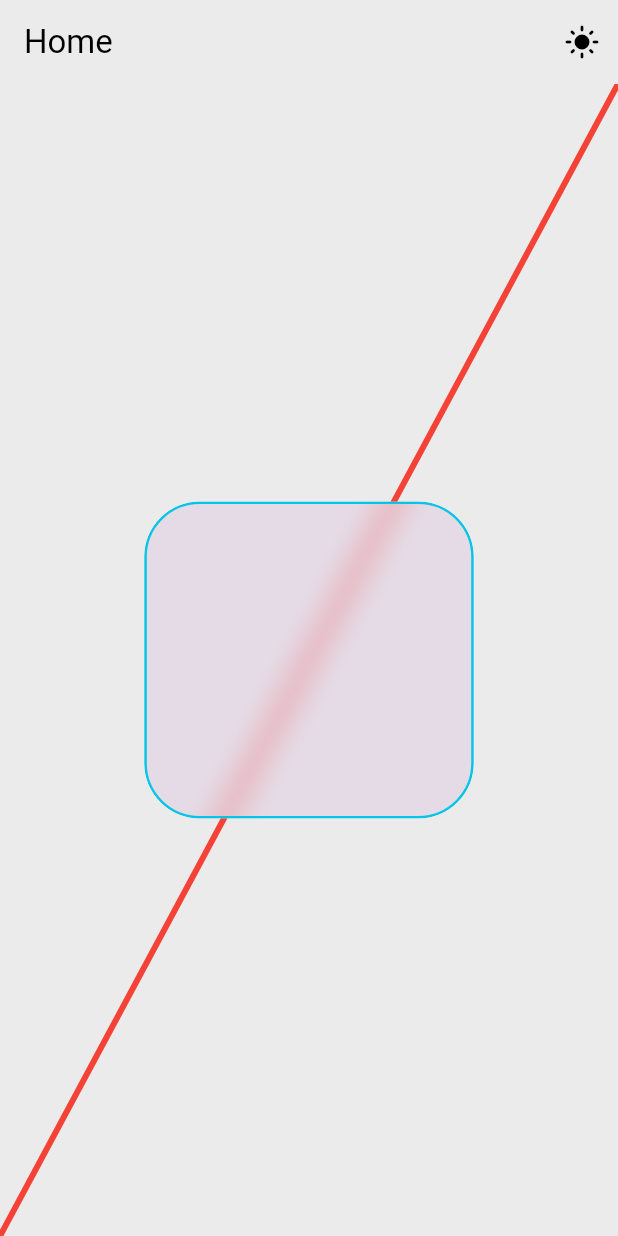
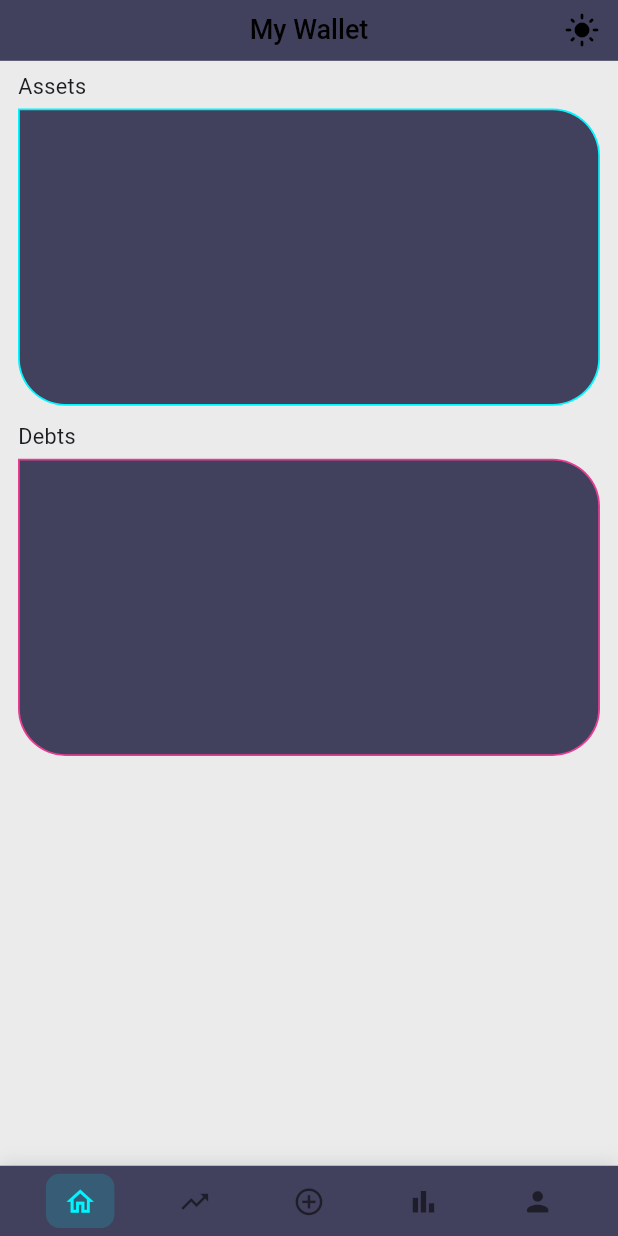
Before and after one commit to YigitAkture/InvesTracker, a Flutter app: the screen it shows after launch, on a phone screen of 412 x 824 dp. Run offline on Flutter 3.47's test engine with Material 3 defaults, Android fonts, the phone set to English and light mode, and no system bars; our stand-ins replace flutter_screenutil.

Commit message:
change app name add route control add home screen

```diff
--- a/inves_tracker/lib/app.dart
+++ b/inves_tracker/lib/app.dart
@@ -1,5 +1,5 @@
 import 'package:flutter/material.dart';
-import 'package:inves_tracker/views/home/home_screen.dart';
+import 'package:inves_tracker/navigation/main_layout.dart';
 import 'package:provider/provider.dart';
 import 'package:inves_tracker/core/utils/theme_notifier.dart';
 
@@ -14,7 +14,7 @@ class MyApp extends StatelessWidget {
       title: 'InvesTracker',
       debugShowCheckedModeBanner: false,
       theme: themeNotifier.currentTheme,
-      home: const HomeScreen(),
+      home: const MainLayout(),
     );
   }
 }
--- a/inves_tracker/lib/main.dart
+++ b/inves_tracker/lib/main.dart
@@ -9,7 +9,7 @@ void main() {
     ChangeNotifierProvider(
       create: (_) => ThemeNotifier(),
       child: ScreenUtilInit(
-        designSize: const Size(360, 780),
+        designSize: const Size(412, 915),
         minTextAdapt: true,
         splitScreenMode: true,
         builder:(context, child) => const MyApp(),
--- /dev/null
+++ b/inves_tracker/lib/navigation/main_layout.dart
@@ -0,0 +1,103 @@
+import 'package:flutter/material.dart';
+import 'package:inves_tracker/core/constants/app_colors.dart';
+import 'package:inves_tracker/shared/widgets/custom_app_bar.dart';
+import 'package:inves_tracker/views/home/home_screen.dart';
+import '../shared/widgets/custom_bottom_nav_bar.dart';
+
+class MainLayout extends StatefulWidget {
+  const MainLayout({super.key});
+
+  @override
+  State<MainLayout> createState() => _MainLayoutState();
+}
+
+class _MainLayoutState extends State<MainLayout> {
+  int _currentIndex = 0;
+
+  // Page titles corresponding to each screen
+  final List<String> _pageTitles = [
+    'My Wallet',
+    'Exhange Rates',
+    'Add Investment',
+    'Investment History',
+    'Profile',
+  ];
+
+  // Replace these placeholder widgets with your actual screens
+  final List<Widget> _screens = [
+    const HomeScreen(),
+    const PortfolioScreen(),
+    const AddInvestmentScreen(),
+    const AlertsScreen(),
+    const ProfileScreen(),
+  ];
+
+  void _onNavBarTap(int index) {
+    setState(() {
+      _currentIndex = index;
+    });
+  }
+
+  @override
+  Widget build(BuildContext context) {
+    return Scaffold(
+      appBar: CustomAppBar(
+        title: _pageTitles[_currentIndex],
+      ),
+      backgroundColor: AppColors.background(context),
+      body: IndexedStack(
+        index: _currentIndex,
+        children: _screens,
+      ),
+      bottomNavigationBar: CustomBottomNavBar(
+        currentIndex: _currentIndex,
+        onTap: _onNavBarTap,
+      ),
+    );
+  }
+}
+
+// Placeholder screens - Replace these with your actual screen implementations
+class PortfolioScreen extends StatelessWidget {
+  const PortfolioScreen({super.key});
+
+  @override
+  Widget build(BuildContext context) {
+    return const Scaffold(
+      body: Center(child: Text('Portfolio Screen')),
+    );
+  }
+}
+
+class AddInvestmentScreen extends StatelessWidget {
+  const AddInvestmentScreen({super.key});
+
+  @override
+  Widget build(BuildContext context) {
+    return const Scaffold(
+      body: Center(child: Text('Add Investment Screen')),
+    );
+  }
+}
+
+class AlertsScreen extends StatelessWidget {
+  const AlertsScreen({super.key});
+
+  @override
+  Widget build(BuildContext context) {
+    return const Scaffold(
+      body: Center(child: Text('Alerts Screen')),
+    );
+  }
+}
+
+class ProfileScreen extends StatelessWidget {
+  const ProfileScreen({super.key});
+
+  @override
+  Widget build(BuildContext context) {
+    return const Scaffold(
+      body: Center(child: Text('Profile Screen')),
+    );
+  }
+}
--- /dev/null
+++ b/inves_tracker/lib/shared/widgets/custom_app_bar.dart
@@ -0,0 +1,50 @@
+import 'package:flutter/material.dart';
+import 'package:flutter_screenutil/flutter_screenutil.dart';
+import 'package:inves_tracker/core/utils/theme_notifier.dart';
+import 'package:provider/provider.dart';
+import '../../core/constants/app_colors.dart';
+
+class CustomAppBar extends StatelessWidget implements PreferredSizeWidget {
+  final String title;
+  final List<Widget>? actions;
+  final bool centerTitle;
+
+  const CustomAppBar({
+    super.key,
+    required this.title,
+    this.actions,
+    this.centerTitle = true,
+  });
+
+  @override
+  Widget build(BuildContext context) {
+    final themeNotifier = Provider.of<ThemeNotifier>(context);
+    return AppBar(
+      backgroundColor: AppColors.foreground(context),
+      elevation: 0,
+      centerTitle: centerTitle,
+      title: Text(
+        title,
+        style: TextStyle(fontSize: 20.sp, fontWeight: FontWeight.w500),
+      ),
+      actions: [
+        IconButton(
+          icon: Icon(
+            themeNotifier.isDarkMode ? Icons.dark_mode : Icons.light_mode,
+          ),
+          onPressed: () => themeNotifier.toggleTheme(),
+        ),
+      ],
+      bottom: PreferredSize(
+        preferredSize: Size.fromHeight(2.h),
+        child: Container(
+          height: 1.h,
+          color: AppColors.background2(context).withValues(alpha: 0.1),
+        ),
+      ),
+    );
+  }
+
+  @override
+  Size get preferredSize => Size.fromHeight(45.h);
+}
--- /dev/null
+++ b/inves_tracker/lib/shared/widgets/custom_bottom_nav_bar.dart
@@ -0,0 +1,108 @@
+import 'package:flutter/material.dart';
+import 'package:flutter_screenutil/flutter_screenutil.dart';
+import 'package:inves_tracker/core/constants/app_colors.dart';
+
+class CustomBottomNavBar extends StatelessWidget {
+  final int currentIndex;
+  final Function(int) onTap;
+
+  const CustomBottomNavBar({
+    super.key,
+    required this.currentIndex,
+    required this.onTap,
+  });
+
+  @override
+  Widget build(BuildContext context) {
+    final isDark = Theme.of(context).brightness == Brightness.dark;
+
+    return Container(
+      decoration: BoxDecoration(
+        color: AppColors.foreground(context),
+        boxShadow: [
+          BoxShadow(
+            color: Colors.black.withValues(alpha: 0.1),
+            blurRadius: 10.r,
+            offset: const Offset(0, -2),
+          ),
+        ],
+      ),
+      child: SafeArea(
+        child: Padding(
+          padding: EdgeInsets.symmetric(vertical: 6.h),
+          child: Row(
+            mainAxisAlignment: MainAxisAlignment.spaceEvenly,
+            children: [
+              _buildNavItem(
+                context: context,
+                icon: Icons.home_outlined,
+                index: 0,
+                isDark: isDark,
+              ),
+              _buildNavItem(
+                context: context,
+                icon: Icons.trending_up,
+                index: 1,
+                isDark: isDark,
+              ),
+              _buildNavItem(
+                context: context,
+                icon: Icons.add_circle_outline,
+                index: 2,
+                isDark: isDark,
+              ),
+              _buildNavItem(
+                context: context,
+                icon: Icons.bar_chart,
+                index: 3,
+                isDark: isDark,
+              ),
+              _buildNavItem(
+                context: context,
+                icon: Icons.person_rounded,
+                index: 4,
+                isDark: isDark,
+              ),
+            ],
+          ),
+        ),
+      ),
+    );
+  }
+
+  Widget _buildNavItem({
+    required BuildContext context,
+    required IconData icon,
+    required int index,
+    required bool isDark,
+  }) {
+    final isSelected = currentIndex == index;
+    final selectColor = AppColors.teal;
+
+    return GestureDetector(
+      onTap: () => onTap(index),
+      behavior: HitTestBehavior.opaque,
+      child: Container(
+        padding: EdgeInsets.symmetric(horizontal: 12.w, vertical: 8.h),
+        decoration: BoxDecoration(
+          color: isSelected
+              ? selectColor.withValues(alpha: 0.15)
+              : Colors.transparent,
+          borderRadius: BorderRadius.circular(10.r),
+        ),
+        child: Column(
+          mainAxisSize: MainAxisSize.min,
+          children: [
+            Icon(
+              icon,
+              size: 24.sp,
+              color: isSelected
+                  ? selectColor
+                  : (isDark ? Colors.white : Colors.black54),
+            ),
+          ],
+        ),
+      ),
+    );
+  }
+}
--- a/inves_tracker/lib/views/home/home_screen.dart
+++ b/inves_tracker/lib/views/home/home_screen.dart
@@ -1,77 +1,33 @@
-import 'dart:ui';
 import 'package:flutter/material.dart';
 import 'package:flutter_screenutil/flutter_screenutil.dart';
 import 'package:inves_tracker/core/constants/app_colors.dart';
-import 'package:provider/provider.dart';
-import '../../../core/utils/theme_notifier.dart';
+import 'package:inves_tracker/views/home/widgets/box.dart';
 
 class HomeScreen extends StatelessWidget {
   const HomeScreen({super.key});
 
   @override
   Widget build(BuildContext context) {
-    final themeNotifier = Provider.of<ThemeNotifier>(context);
-
-    return Scaffold(
-      appBar: AppBar(
-        title: const Text("Home"),
-        actions: [
-          IconButton(
-            icon: Icon(
-              themeNotifier.isDarkMode ? Icons.dark_mode : Icons.light_mode,
-            ),
-            onPressed: () => themeNotifier.toggleTheme(),
-          ),
-        ],
-      ),
-      body: Stack(
+    return Padding(
+      padding: EdgeInsets.symmetric(horizontal: 12.w, vertical: 8.h),
+      child: Column(
+        crossAxisAlignment: CrossAxisAlignment.start,
         children: [
-          CustomPaint(
-            size: Size.infinite,
-            painter: DiagonalLinePainter(),
-          ),
-
-          Center(
-            child: ClipRRect(
-              borderRadius: BorderRadius.circular(35.r),
-              child: BackdropFilter(
-                filter: ImageFilter.blur(sigmaX: 10, sigmaY: 10),
-                child: Container(
-                  width: 192.w,
-                  height: 200.h,
-                  decoration: BoxDecoration(
-                    color: Colors.purple.withValues(alpha: 0.08),
-                    borderRadius: BorderRadius.circular(35.r),
-                    border: Border.all(
-                      color: AppColors.primary(context),
-                      width: 1.5.w,
-                    ),
-                  ),
-                ),
-              ),
+          Text('Assets', style: TextStyle(
+              fontSize: 16.sp
             ),
           ),
-        ],
+          SizedBox(height: 4.h),
+          Box(AppColors.teal),
+          SizedBox(height: 12.h),
+          Text('Debts', style: TextStyle(
+              fontSize: 16.sp
+            ),
+          ),
+          SizedBox(height: 4.h),
+          Box(AppColors.pink),
+        ]
       ),
     );
   }
 }
-
-class DiagonalLinePainter extends CustomPainter {
-  @override
-  void paint(Canvas canvas, Size size) {
-    final paint = Paint()
-      ..color = Colors.red
-      ..strokeWidth = 4
-      ..style = PaintingStyle.stroke;
-
-    canvas.drawLine(
-      Offset(0, size.height),
-      Offset(size.width, 0),
-      paint,
-    );
-  }
-
-  @override
-  bool shouldRepaint(CustomPainter oldDelegate) => false;
-}
--- /dev/null
+++ b/inves_tracker/lib/views/home/widgets/box.dart
@@ -0,0 +1,27 @@
+import 'package:flutter/material.dart';
+import 'package:flutter_screenutil/flutter_screenutil.dart';
+import 'package:inves_tracker/core/constants/app_colors.dart';
+
+class Box extends StatelessWidget {
+  const Box(this.color, {super.key});
+
+  final Color color;
+
+  @override
+  Widget build(BuildContext context) {
+    return Container(
+      width: 390.w,
+      height: 220.h,
+      decoration: BoxDecoration(
+        color: AppColors.foreground(context),
+        borderRadius: BorderRadius.only(topRight: Radius.circular(35.r), bottomLeft: Radius.circular(35.r), bottomRight: Radius.circular(35.r)),
+        border: Border(
+          left: BorderSide(color: color, width: 1.2.w),
+          top: BorderSide(color: color, width: 1.2.w),
+          right: BorderSide(color: color, width: 1.2.w),
+          bottom: BorderSide(color: color, width: 1.2.w),
+        )
+      ),
+    );
+  }
+}
```
Also changed, not shown: 3 other files.
